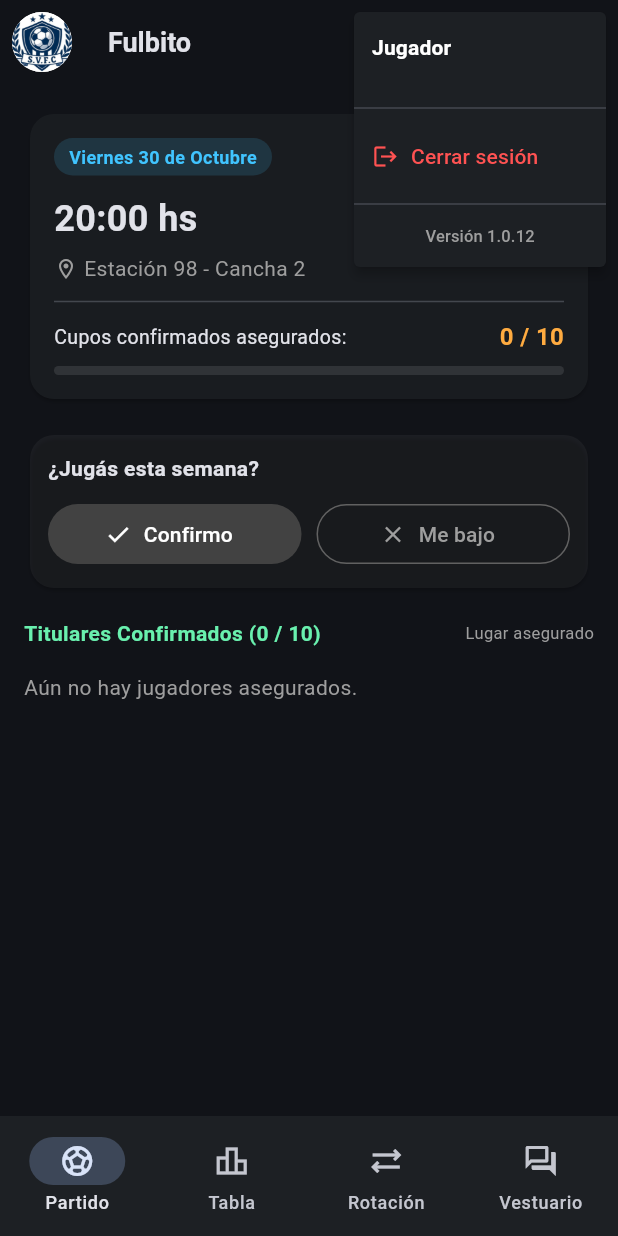
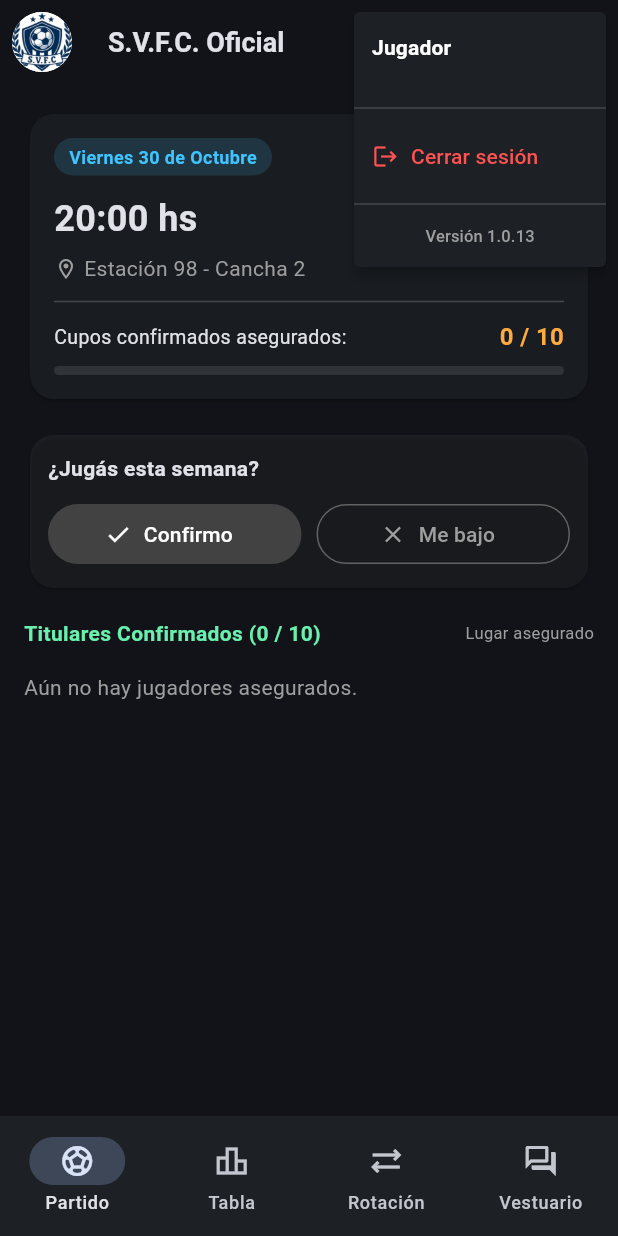
Before and after one commit to DemianGodOk/Fulbito, a Flutter app: the screen it shows once a user with an empty profile is signed in, after a tap on an icon or button, on a phone screen of 412 x 824 dp. Run offline on Flutter 3.47's test engine with Material 3 defaults, Android fonts, the phone set to English and light mode, and no system bars; our stand-ins replace cloud_firestore, firebase_auth, firebase_core, flutter_local_notifications, package_info_plus, timezone; missing offline and left inert: ota_update; accounts and stored records are empty; network calls fail.

Commit message:
release: v1.0.13

```diff
--- a/lib/main.dart
+++ b/lib/main.dart
@@ -15,7 +15,7 @@ import 'package:timezone/timezone.dart' as tz;
 // ============================================================================
 // CONFIGURACIÓN DE ACCESOS, GITHUB Y VERSIÓN UNIFICADA
 // ============================================================================
-String gAppVersion = '1.0.12';
+String gAppVersion = '1.0.13';
 const String kGitHubUser = 'DemianGodOk';
 const String kGitHubRepo = 'Fulbito';
 
@@ -639,7 +639,7 @@ class LoginScreen extends StatelessWidget {
               ),
               const SizedBox(height: 8),
               Text(
-                'S.V.F.C. - Gestión de partidos, rotación y vestuario.',
+                'Fulbito - Gestión de partidos.',
                 textAlign: TextAlign.center,
                 style: TextStyle(fontSize: 15, color: Colors.grey[400], height: 1.4),
               ),
@@ -1407,7 +1407,7 @@ class _PantallaPrincipalState extends State<PantallaPrincipal> {
                   child: CircleAvatar(
                       backgroundColor: Colors.white, backgroundImage: AssetImage('assets/logo.jpg')),
                 ),
-                title: const Text('Fulbito',
+                title: const Text('S.V.F.C. Oficial',
                     style: TextStyle(fontWeight: FontWeight.bold, fontSize: 18)),
                 actions: [
                   PopupMenuButton<String>(
--- a/pubspec.yaml
+++ b/pubspec.yaml
@@ -1,7 +1,7 @@
 name: fulbito
 description: "App para la gestión del S.V.F.C."
 publish_to: 'none'
-version: 1.0.12+13
+version: 1.0.13+14
 
 environment:
   sdk: '>=3.4.3 <4.0.0'
```
